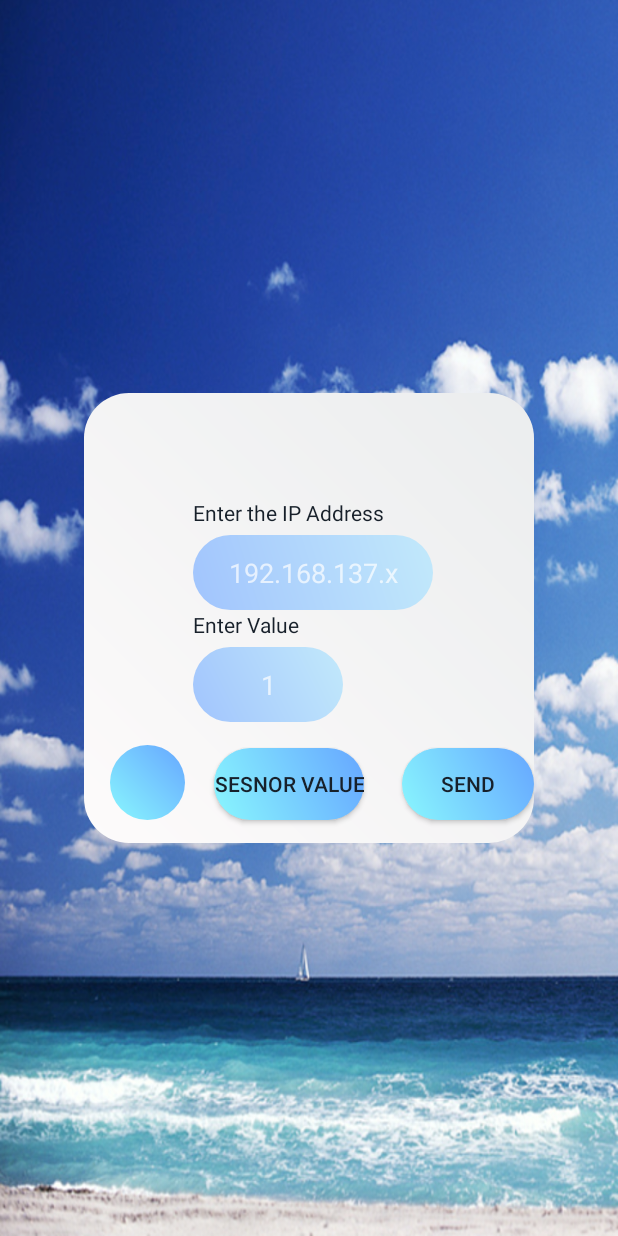
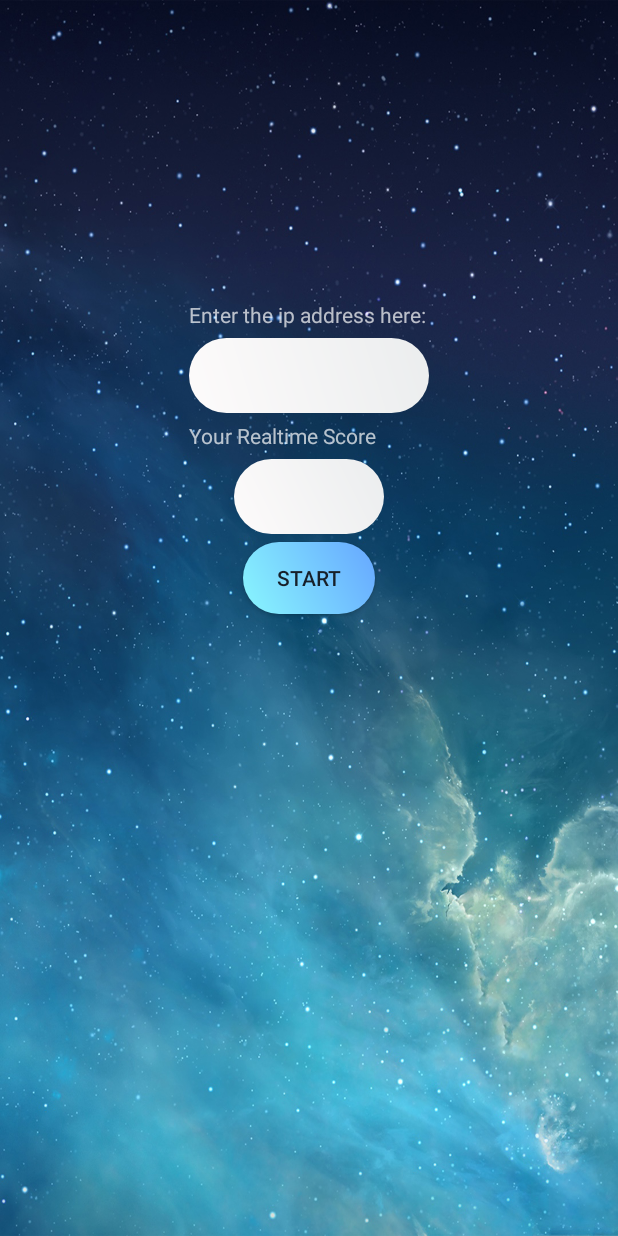
Before and after one commit to kapil97/udp-test, an Android app: the screen it shows after launch (MainActivity), on a phone screen of 412 x 824 dp. Run offline under Robolectric (Android 15) with nearby library versions, the phone set to English and light mode, and no system bars.

Commit message:
Directly sending sensors value

```diff
--- a/app/src/main/AndroidManifest.xml
+++ b/app/src/main/AndroidManifest.xml
@@ -18,7 +18,6 @@
                 <category android:name="android.intent.category.LAUNCHER" />
             </intent-filter>
         </activity>
-        <activity android:name=".second_act"></activity>
     </application>
 
 </manifest>
--- a/app/src/main/java/tml2k18/com/udp_test/MainActivity.java
+++ b/app/src/main/java/tml2k18/com/udp_test/MainActivity.java
@@ -1,6 +1,11 @@
 package tml2k18.com.udp_test;
 
+import android.content.Context;
 import android.content.Intent;
+import android.hardware.Sensor;
+import android.hardware.SensorEvent;
+import android.hardware.SensorEventListener;
+import android.hardware.SensorManager;
 import android.support.v7.app.AppCompatActivity;
 import android.os.Bundle;
 import android.util.Log;
@@ -15,54 +20,52 @@ import java.net.DatagramSocket;
 import java.net.InetAddress;
 import java.net.SocketException;
 
-public class MainActivity extends AppCompatActivity {
-    Button b1,b2;
-    TextView t1,t2,t3;
-    String ipAdd,val1,totalval;
-    int val=0;
-    int tval;
+public class MainActivity extends AppCompatActivity implements SensorEventListener {
+    Button b1;
+    TextView t1,t2;
+    String ipAdd;
+
+    float sx,sy,sz;
+    int tt;
+
+    SensorManager sensorManager;
+    Sensor accelerometer;
     @Override
     protected void onCreate(Bundle savedInstanceState) {
         super.onCreate(savedInstanceState);
         setContentView(R.layout.activity_main);
         b1=findViewById(R.id.btn1);
-        b2=findViewById(R.id.btn2);
         t1=findViewById(R.id.txt1);
+
         t2=findViewById(R.id.txt2);
-        t3=findViewById(R.id.txt3);
+        sensorManager = (SensorManager) getSystemService(Context.SENSOR_SERVICE);
+        if(sensorManager.getDefaultSensor(Sensor.TYPE_ACCELEROMETER) !=null) {
+
+            accelerometer = sensorManager.getDefaultSensor(Sensor.TYPE_ACCELEROMETER);
+            sensorManager.registerListener(this,accelerometer,SensorManager.SENSOR_DELAY_NORMAL);
+
+        }
+
         b1.setOnClickListener(
                 new View.OnClickListener() {
                     @Override
                     public void onClick(View v) {
                         ipAdd=t1.getText().toString();
 
-                        val1=t2.getText().toString().trim();
-                        if((val1.equals(""))){
+
+                        if(ipAdd.equals("")){
                          Toast t1=Toast.makeText(MainActivity.this,"Enter valid number plis",Toast.LENGTH_SHORT);
                          t1.show();
 
                         }
                         else {
-                            val = Integer.parseInt(val1);
-                            Tfunc(ipAdd,val);
+
+                            Tfunc(ipAdd,tt);
                         }
 
                     }
                 }
         );
-        b2.setOnClickListener(
-                new View.OnClickListener() {
-                    @Override
-                    public void onClick(View v) {
-                        totalval=getIntent().getStringExtra("val");
-                        tval=Integer.parseInt(totalval);
-                        Tfunc(ipAdd,tval);
-                        t3.setText(totalval);
-                    }
-                }
-        );
-
-
     }
     public void Tfunc(String a,int n){
         final String ip=a;
@@ -93,4 +96,18 @@ public class MainActivity extends AppCompatActivity {
     }
 
 
+    @Override
+    public void onSensorChanged(SensorEvent event) {
+        sx= event.values[0];
+        sy= event.values[1];
+        sz= event.values[2];
+        tt= (int) (sx+sy+sz/3);
+        t2.setText(String.valueOf(tt));
+
+    }
+
+    @Override
+    public void onAccuracyChanged(Sensor sensor, int accuracy) {
+
+    }
 }
--- a/app/src/main/java/tml2k18/com/udp_test/second_act.java
+++ /dev/null
@@ -1,49 +0,0 @@
-package tml2k18.com.udp_test;
-
-import android.content.Context;
-import android.content.Intent;
-import android.hardware.Sensor;
-import android.hardware.SensorEvent;
-import android.hardware.SensorEventListener;
-import android.hardware.SensorManager;
-import android.support.v7.app.AppCompatActivity;
-import android.os.Bundle;
-import android.widget.TextView;
-
-public class second_act extends AppCompatActivity implements SensorEventListener{
-
-    float sx,sy,sz;
-    int tt;
-    String tts;
-    SensorManager sensorManager;
-    Sensor accelerometer;
-    @Override
-    protected void onCreate(Bundle savedInstanceState) {
-        super.onCreate(savedInstanceState);
-
-        sensorManager = (SensorManager) getSystemService(Context.SENSOR_SERVICE);
-        if(sensorManager.getDefaultSensor(Sensor.TYPE_ACCELEROMETER) !=null) {
-
-            accelerometer = sensorManager.getDefaultSensor(Sensor.TYPE_ACCELEROMETER);
-            sensorManager.registerListener(this,accelerometer,SensorManager.SENSOR_DELAY_NORMAL);
-
-        }
-    }
-
-    @Override
-    public void onSensorChanged(SensorEvent event) {
-
-        sx= event.values[0];
-        sy= event.values[1];
-        sz= event.values[2];
-        tt= (int) (sx+sy+sz/3);
-        Intent it=new Intent(second_act.this,MainActivity.class);
-        it.putExtra("val",String.valueOf(tt).trim());
-
-    }
-
-    @Override
-    public void onAccuracyChanged(Sensor sensor, int accuracy) {
-
-    }
-}
--- a/app/src/main/res/layout/activity_main.xml
+++ b/app/src/main/res/layout/activity_main.xml
@@ -4,95 +4,60 @@
     xmlns:tools="http://schemas.android.com/tools"
     android:layout_width="match_parent"
     android:layout_height="match_parent"
-    android:background="@drawable/and"
+    android:background="@drawable/and_back"
     tools:context="tml2k18.com.udp_test.MainActivity">
 
-    <RelativeLayout
-        android:layout_width="300dp"
-        android:layout_centerVertical="true"
+    <TextView
+        android:layout_marginTop="200dp"
+        android:layout_width="160dp"
+        android:layout_height="20dp"
+
+        android:id="@+id/tp1"
+        android:layout_marginBottom="5dp"
         android:layout_centerHorizontal="true"
-        android:background="@drawable/btnstyle"
+        android:text="Enter the ip address here:"/>
 
-        android:layout_height="300dp">
-        <LinearLayout
-            android:layout_width="wrap_content"
-            android:layout_height="wrap_content"
-
-            android:id="@+id/lt"
-            android:layout_centerHorizontal="true"
-            android:layout_marginTop="70dp"
-            android:orientation="vertical">
-
-            <TextView
-                android:layout_width="wrap_content"
-                android:layout_height="wrap_content"
-                android:id="@+id/edit1"
-
-                android:textColor="#17202A  "
-                android:text="Enter the IP Address"
-                android:layout_marginStart="5dp"/>
 <EditText
     android:layout_width="160dp"
     android:layout_height="50dp"
-                android:hint="192.168.137.x"
-                android:layout_marginTop="5dp"
+    android:layout_marginBottom="5dp"
+    android:textAlignment="center"
+    android:id="@+id/txt1"
+    android:textColor="#17202A"
+    android:background="@drawable/btnstyle"
+    android:layout_centerHorizontal="true"
+    android:layout_below="@+id/tp1"/>
+    <TextView
+        android:layout_width="160dp"
+        android:layout_marginBottom="5dp"
+        android:layout_height="20dp"
+        android:layout_centerHorizontal="true"
+        android:id="@+id/tp2"
+
+        android:layout_below="@+id/txt1"
+        android:text="Your Realtime Score"/>
+
+    <TextView
+        android:layout_width="100dp"
+        android:layout_height="50dp"
+        android:layout_marginBottom="5dp"
+        android:layout_centerHorizontal="true"
         android:textAlignment="center"
         android:textColor="#17202A"
-                android:background="@drawable/fieldfile"
-                android:layout_marginStart="5dp"
-                android:id="@+id/txt1"/>
-            <TextView
+        android:id="@+id/txt2"
+        android:background="@drawable/btnstyle"
+        android:layout_below="@+id/tp2"/>
+
+    <Button
         android:layout_width="wrap_content"
+        android:layout_centerHorizontal="true"
         android:layout_height="wrap_content"
-                android:id="@+id/edit2"
-                android:text="Enter Value"
-                android:textColor="#17202A  "
-                android:layout_marginStart="5dp"/>
-            <EditText
-                android:layout_width="100dp"
-                android:layout_height="50dp"
-                android:hint="1"
-                android:layout_marginTop="5dp"
-                android:textAlignment="center"
+        android:text="START"
         android:textColor="#17202A"
-                android:background="@drawable/fieldfile"
-                android:layout_marginStart="5dp"
-                android:id="@+id/txt2"
+        android:id="@+id/btn1"
+        android:background="@drawable/layfile"
+        android:layout_below="@+id/txt2"
         />
 
 
-        </LinearLayout>
-
-        <TextView
-            android:id="@+id/txt3"
-            android:layout_width="50dp"
-            android:layout_height="50dp"
-            android:layout_below="@+id/lt"
-            android:layout_marginTop="15dp"
-            android:layout_toStartOf="@+id/lt"
-            android:background="@drawable/layfile" />
-
-        <Button
-            android:id="@+id/btn1"
-            android:layout_width="wrap_content"
-            android:layout_height="wrap_content"
-            android:layout_alignBaseline="@+id/btn2"
-            android:layout_alignBottom="@+id/btn2"
-            android:layout_alignParentEnd="true"
-            android:background="@drawable/layfile"
-            android:text="SEND"
-            android:textColor="#17202A" />
-
-        <Button
-            android:id="@+id/btn2"
-            android:background="@drawable/layfile"
-            android:layout_width="wrap_content"
-            android:layout_height="wrap_content"
-            android:layout_alignBottom="@+id/txt3"
-            android:layout_marginEnd="25dp"
-            android:textColor="#17202A"
-            android:layout_toStartOf="@+id/btn1"
-            android:text="Sesnor Value" />
-
 </RelativeLayout>
-</RelativeLayout>
```
Also changed, not shown: app/src/main/res/drawable-v24/and.png (deleted), app/src/main/res/drawable-v24/and_back.jpg. Lines whose indentation alone changed are shown as unchanged.
